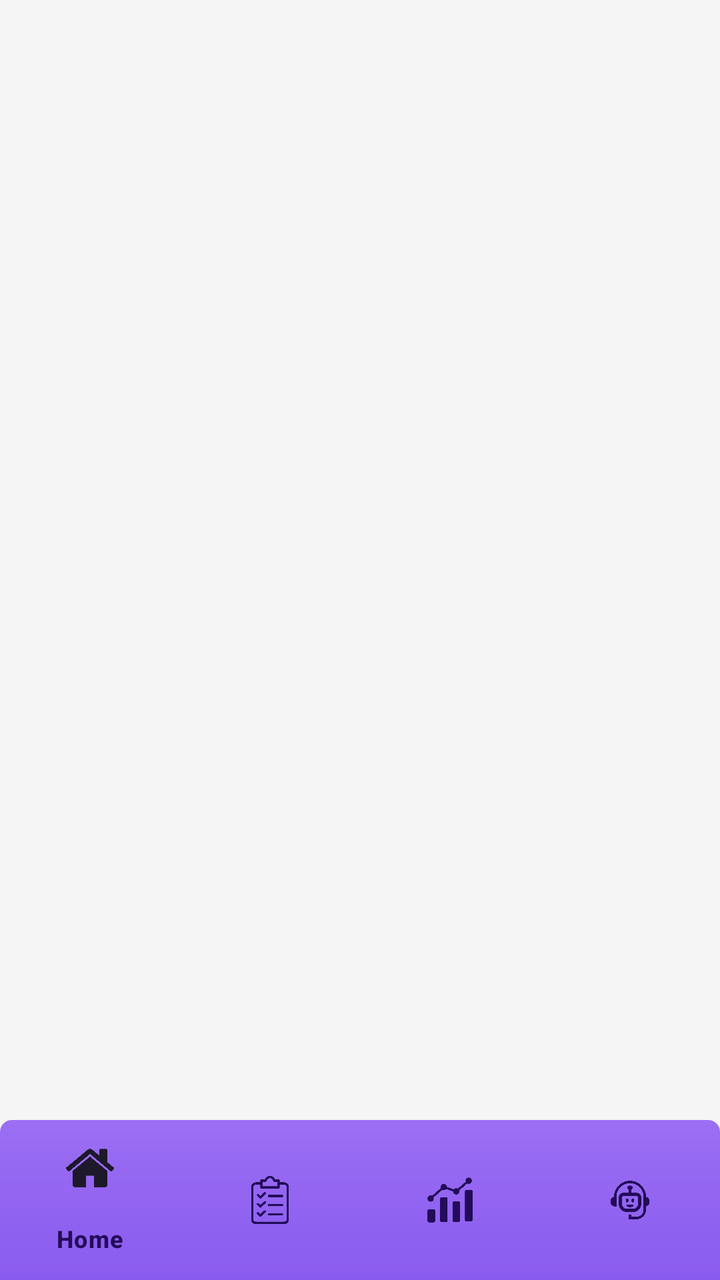
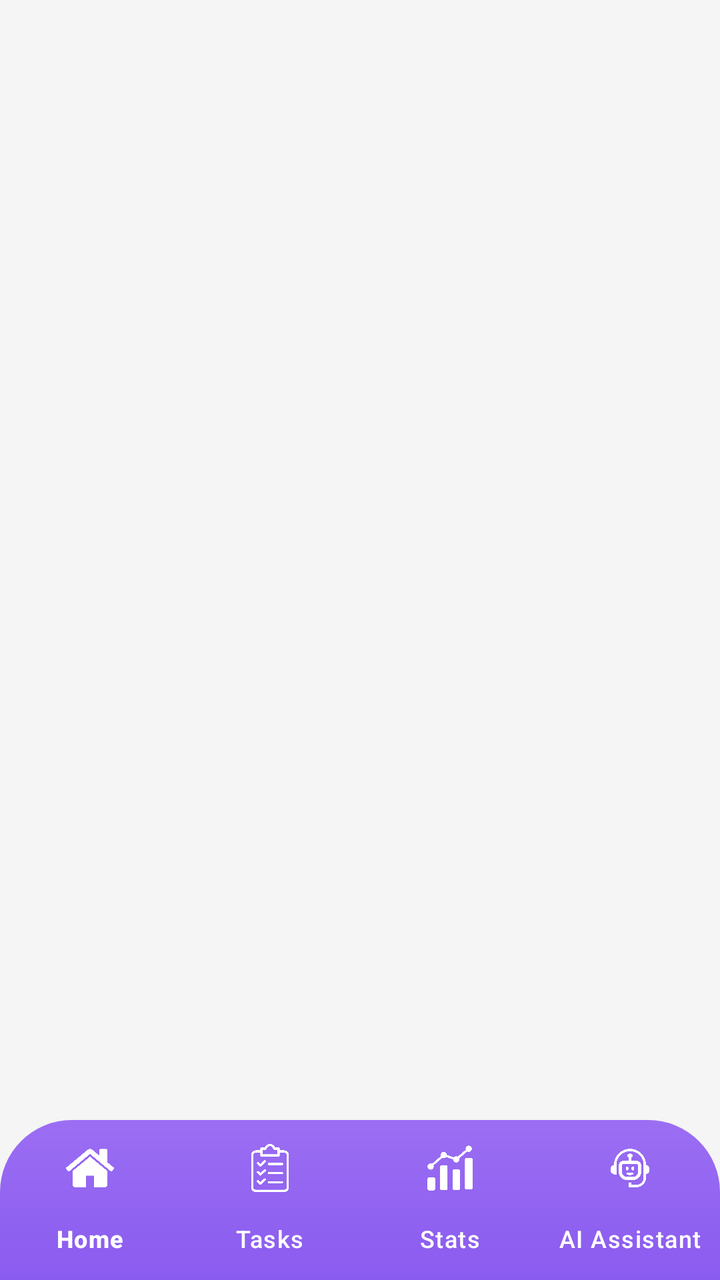

Compare the two renders of this Android layout. The source of the first and the diff that turns it into the second are given below.
<!-- AndroidManifest.xml: application theme Theme.PlanUp -->
<!-- res/layout/activity_main.xml -->
<androidx.coordinatorlayout.widget.CoordinatorLayout
    xmlns:android="http://schemas.android.com/apk/res/android"
    xmlns:app="http://schemas.android.com/apk/res-auto"
    android:layout_width="match_parent"
    android:layout_height="match_parent">

    
    <androidx.fragment.app.FragmentContainerView
        android:id="@+id/fragmentContainer"
        android:layout_width="match_parent"
        android:layout_height="match_parent"
        android:layout_marginBottom="80dp" />

    
    <com.google.android.material.bottomnavigation.BottomNavigationView
        android:id="@+id/bottomNavigation"
        android:layout_width="match_parent"
        android:layout_height="80dp"
        android:layout_gravity="bottom"
        android:background="@drawable/bg_bottom_nav"
        app:menu="@menu/menu_bottom_nav"/>
</androidx.coordinatorlayout.widget.CoordinatorLayout>
<!-- resources referenced by this layout -->
<resources>
  <!-- drawable bg_bottom_nav (drawable) -->
  <?xml version="1.0" encoding="utf-8"?>
  <shape xmlns:android="http://schemas.android.com/apk/res/android">
      <gradient
          android:startColor="#9B6EF3"
          android:endColor="#8A5BEF"
          android:angle="270"/>
  
      <corners
          android:topLeftRadius="6dp"
          android:topRightRadius="6dp"/>
  </shape>
  <style name="Theme.PlanUp" parent="Base.Theme.PlanUp" />
  <style name="Base.Theme.PlanUp" parent="Theme.Material3.DayNight.NoActionBar">
          <item name="colorPrimary">@color/primaryColor</item>
          <item name="colorOnPrimary">@color/white</item>
          <item name="colorPrimaryContainer">@color/secondaryColor</item>
          <item name="colorOnPrimaryContainer">@color/primaryColor</item>
          
          <item name="colorSecondary">@color/secondaryColor</item>
          <item name="colorOnSecondary">@color/primaryColor</item>
          
          <item name="android:windowBackground">@color/background_light</item>
          <item name="android:statusBarColor">@color/primaryDarkColor</item>
          
          <item name="colorSurface">@color/white</item>
          <item name="colorOnSurface">@color/textColorPrimary</item>
          <item name="colorSurfaceVariant">@color/secondaryColor</item>
          <item name="colorOnSurfaceVariant">@color/primaryColor</item>
  
          <item name="android:datePickerDialogTheme">@style/DatePickerTheme</item>
          <item name="android:timePickerDialogTheme">@style/DatePickerTheme</item>
  
          <item name="android:windowSoftInputMode">adjustResize</item>
  
          <item name="colorPrimary">@color/primaryColor</item>
          <item name="colorOnPrimary">@color/white</item>
      </style>
  <color name="primaryColor">#230C59</color>
  <color name="white">#FFFFFFFF</color>
  <color name="secondaryColor">#EDE7FF</color>
  <color name="background_light">#F5F5F5</color>
  <color name="primaryDarkColor">#1A0844</color>
  <color name="textColorPrimary">#230C59</color>
  <style name="DatePickerTheme" parent="Theme.Material3.DayNight.Dialog">
          <item name="colorPrimary">@color/primaryColor</item>
          <item name="colorOnPrimary">@color/white</item>
          <item name="colorSurface">@color/white</item>
          <item name="colorOnSurface">@color/textColorPrimary</item>
          <item name="colorAccent">@color/primaryColor</item>
          <item name="android:buttonBarPositiveButtonStyle">@style/DialogButtonStyle</item>
          <item name="android:buttonBarNegativeButtonStyle">@style/DialogButtonStyle</item>
      </style>
  <style name="DialogButtonStyle" parent="Widget.Material3.Button.TextButton">
          <item name="android:textColor">@color/primaryColor</item>
      </style>
</resources>

<!-- the commit's change to res/layout/activity_main.xml (unified diff, before → after) -->
@@ -1,4 +1,4 @@
-<androidx.coordinatorlayout.widget.CoordinatorLayout
+<androidx.constraintlayout.widget.ConstraintLayout
     xmlns:android="http://schemas.android.com/apk/res/android"
     xmlns:app="http://schemas.android.com/apk/res-auto"
     android:layout_width="match_parent"
@@ -7,16 +7,25 @@
     
     <androidx.fragment.app.FragmentContainerView
         android:id="@+id/fragmentContainer"
-        android:layout_width="match_parent"
-        android:layout_height="match_parent"
-        android:layout_marginBottom="80dp" />
+        android:layout_width="0dp"
+        android:layout_height="0dp"
+        app:layout_constraintTop_toTopOf="parent"
+        app:layout_constraintBottom_toTopOf="@id/bottomNavigation"
+        app:layout_constraintStart_toStartOf="parent"
+        app:layout_constraintEnd_toEndOf="parent" />
 
     
     <com.google.android.material.bottomnavigation.BottomNavigationView
         android:id="@+id/bottomNavigation"
-        android:layout_width="match_parent"
-        android:layout_height="80dp"
-        android:layout_gravity="bottom"
+        android:layout_width="0dp"
+        android:layout_height="wrap_content"
         android:background="@drawable/bg_bottom_nav"
+        android:minHeight="80dp"
+        app:itemIconTint="@color/white"
+        app:itemTextColor="@color/white"
+        app:labelVisibilityMode="labeled"
+        app:layout_constraintBottom_toBottomOf="parent"
+        app:layout_constraintStart_toStartOf="parent"
+        app:layout_constraintEnd_toEndOf="parent"
         app:menu="@menu/menu_bottom_nav"/>
-</androidx.coordinatorlayout.widget.CoordinatorLayout>
+</androidx.constraintlayout.widget.ConstraintLayout>
<!-- resource entries referenced after the edit -->
@@ -9,8 +9,8 @@
           android:angle="270"/>
   
       <corners
-          android:topLeftRadius="6dp"
-          android:topRightRadius="6dp"/>
+          android:topLeftRadius="36dp"
+          android:topRightRadius="36dp"/>
   </shape>
   <style name="Theme.PlanUp" parent="Base.Theme.PlanUp" />
   <style name="Base.Theme.PlanUp" parent="Theme.Material3.DayNight.NoActionBar">
